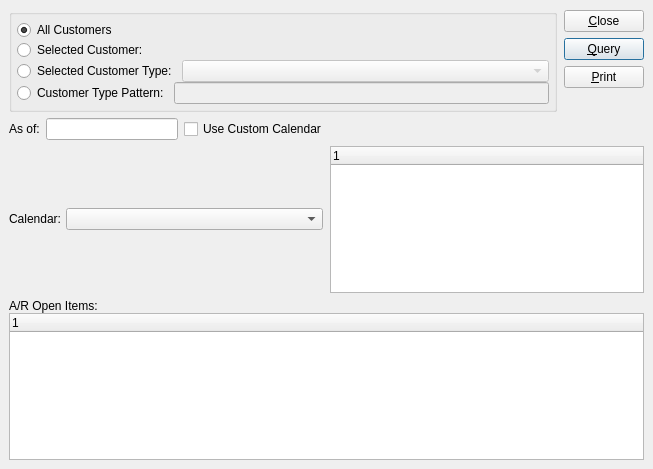
Above: xtuple/trunk/guiclient/dspTimePhasedOpenARItems.ui from WooodHead/xtuple before the change. Below: the same form after it.
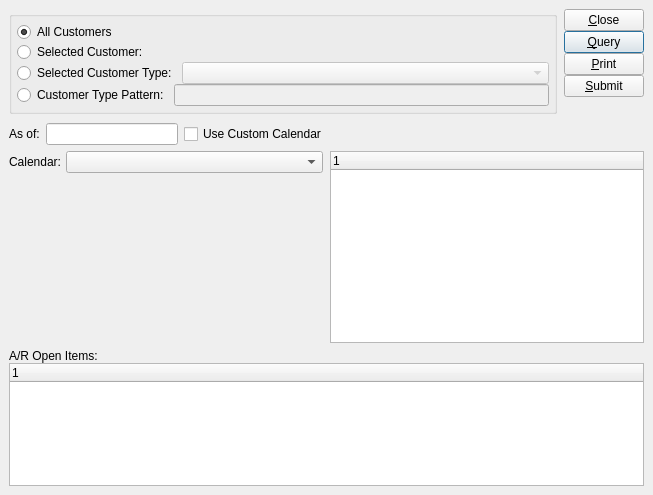
That is the form after the change. Custom widgets are drawn as their Qt base class.

Diff of the .ui file:
```diff
--- a/xtuple/trunk/guiclient/dspTimePhasedOpenARItems.ui
+++ b/xtuple/trunk/guiclient/dspTimePhasedOpenARItems.ui
@@ -6,74 +6,21 @@
     <x>0</x>
     <y>0</y>
     <width>653</width>
-    <height>469</height>
+    <height>495</height>
    </rect>
   </property>
   <property name="windowTitle" >
    <string>A/R Aging</string>
   </property>
   <widget class="QWidget" name="widget" >
-   <layout class="QGridLayout" >
+   <layout class="QVBoxLayout" >
     <property name="margin" >
      <number>9</number>
     </property>
     <property name="spacing" >
      <number>6</number>
     </property>
-    <item row="1" column="0" >
-     <layout class="QHBoxLayout" >
-      <property name="margin" >
-       <number>0</number>
-      </property>
-      <property name="spacing" >
-       <number>6</number>
-      </property>
       <item>
-       <layout class="QHBoxLayout" >
-        <property name="margin" >
-         <number>0</number>
-        </property>
-        <property name="spacing" >
-         <number>6</number>
-        </property>
-        <item>
-         <widget class="QLabel" name="_asOfLit" >
-          <property name="text" >
-           <string>As of:</string>
-          </property>
-          <property name="buddy" >
-           <cstring>_asOf</cstring>
-          </property>
-         </widget>
-        </item>
-        <item>
-         <widget class="DLineEdit" name="_asOf" />
-        </item>
-        <item>
-         <widget class="QCheckBox" name="_custom" >
-          <property name="text" >
-           <string>Use Custom Calendar</string>
-          </property>
-         </widget>
-        </item>
-       </layout>
-      </item>
-      <item>
-       <spacer>
-        <property name="orientation" >
-         <enum>Qt::Horizontal</enum>
-        </property>
-        <property name="sizeHint" >
-         <size>
-          <width>40</width>
-          <height>20</height>
-         </size>
-        </property>
-       </spacer>
-      </item>
-     </layout>
-    </item>
-    <item row="0" column="0" >
      <layout class="QHBoxLayout" >
       <property name="margin" >
        <number>0</number>
@@ -226,7 +173,7 @@
          <number>0</number>
         </property>
         <property name="spacing" >
-         <number>5</number>
+         <number>0</number>
         </property>
         <item>
          <widget class="QPushButton" name="_close" >
@@ -261,13 +208,20 @@
           </property>
          </widget>
         </item>
+        <item>
+         <widget class="QPushButton" name="_submit" >
+          <property name="text" >
+           <string>&amp;Submit</string>
+          </property>
+         </widget>
+        </item>
         <item>
          <spacer>
           <property name="orientation" >
            <enum>Qt::Vertical</enum>
           </property>
           <property name="sizeType" >
-           <enum>QSizePolicy::Preferred</enum>
+           <enum>QSizePolicy::Expanding</enum>
           </property>
           <property name="sizeHint" >
            <size>
@@ -281,7 +235,60 @@
       </item>
      </layout>
     </item>
-    <item row="2" column="0" >
+    <item>
+     <layout class="QHBoxLayout" >
+      <property name="margin" >
+       <number>0</number>
+      </property>
+      <property name="spacing" >
+       <number>6</number>
+      </property>
+      <item>
+       <layout class="QHBoxLayout" >
+        <property name="margin" >
+         <number>0</number>
+        </property>
+        <property name="spacing" >
+         <number>6</number>
+        </property>
+        <item>
+         <widget class="QLabel" name="_asOfLit" >
+          <property name="text" >
+           <string>As of:</string>
+          </property>
+          <property name="buddy" >
+           <cstring>_asOf</cstring>
+          </property>
+         </widget>
+        </item>
+        <item>
+         <widget class="DLineEdit" name="_asOf" />
+        </item>
+        <item>
+         <widget class="QCheckBox" name="_custom" >
+          <property name="text" >
+           <string>Use Custom Calendar</string>
+          </property>
+         </widget>
+        </item>
+       </layout>
+      </item>
+      <item>
+       <spacer>
+        <property name="orientation" >
+         <enum>Qt::Horizontal</enum>
+        </property>
+        <property name="sizeHint" >
+         <size>
+          <width>40</width>
+          <height>20</height>
+         </size>
+        </property>
+       </spacer>
+      </item>
+     </layout>
+    </item>
+    <item>
      <layout class="QHBoxLayout" >
       <property name="margin" >
        <number>0</number>
@@ -325,6 +332,11 @@
               <verstretch>0</verstretch>
              </sizepolicy>
             </property>
+            <item>
+             <property name="text" >
+              <string/>
+             </property>
+            </item>
            </widget>
           </item>
          </layout>
@@ -335,7 +347,7 @@
            <enum>Qt::Vertical</enum>
           </property>
           <property name="sizeType" >
-           <enum>QSizePolicy::Preferred</enum>
+           <enum>QSizePolicy::Expanding</enum>
           </property>
           <property name="sizeHint" >
            <size>
@@ -367,15 +379,22 @@
       </item>
      </layout>
     </item>
-    <item row="3" column="0" >
-     <layout class="QVBoxLayout" >
-      <property name="margin" >
-       <number>0</number>
-      </property>
-      <property name="spacing" >
-       <number>5</number>
-      </property>
       <item>
+     <widget class="QFrame" name="frame" >
+      <property name="sizePolicy" >
+       <sizepolicy>
+        <hsizetype>5</hsizetype>
+        <vsizetype>7</vsizetype>
+        <horstretch>0</horstretch>
+        <verstretch>1</verstretch>
+       </sizepolicy>
+      </property>
+      <property name="frameShape" >
+       <enum>QFrame::NoFrame</enum>
+      </property>
+      <property name="frameShadow" >
+       <enum>QFrame::Plain</enum>
+      </property>
        <layout class="QVBoxLayout" >
         <property name="margin" >
          <number>0</number>
@@ -409,8 +428,7 @@
          </widget>
         </item>
        </layout>
-      </item>
-     </layout>
+     </widget>
     </item>
    </layout>
   </widget>
@@ -418,30 +436,30 @@
  <layoutdefault spacing="5" margin="5" />
  <pixmapfunction>qPixmapFromMimeSource</pixmapfunction>
  <customwidgets>
+  <customwidget>
+   <class>DLineEdit</class>
+   <extends>XLineEdit</extends>
+   <header>datecluster.h</header>
+  </customwidget>
   <customwidget>
    <class>XLineEdit</class>
    <extends>QLineEdit</extends>
    <header>xlineedit.h</header>
   </customwidget>
+  <customwidget>
+   <class>CustInfo</class>
+   <extends>QWidget</extends>
+   <header>custcluster.h</header>
+  </customwidget>
   <customwidget>
    <class>CalendarComboBox</class>
    <extends>XComboBox</extends>
    <header>calendarTools.h</header>
   </customwidget>
   <customwidget>
-   <class>XTreeWidget</class>
-   <extends>QTreeWidget</extends>
-   <header>xtreewidget.h</header>
-  </customwidget>
-  <customwidget>
-   <class>QTreeWidget</class>
-   <extends>Q3Frame</extends>
-   <header>q3listview.h</header>
-  </customwidget>
-  <customwidget>
-   <class>DLineEdit</class>
-   <extends>XLineEdit</extends>
-   <header>datecluster.h</header>
+   <class>PeriodsListView</class>
+   <extends>XTreeWidget</extends>
+   <header>calendarTools.h</header>
   </customwidget>
   <customwidget>
    <class>XComboBox</class>
@@ -449,14 +467,9 @@
    <header>xcombobox.h</header>
   </customwidget>
   <customwidget>
-   <class>PeriodsListView</class>
-   <extends>XTreeWidget</extends>
-   <header>calendarTools.h</header>
-  </customwidget>
-  <customwidget>
-   <class>CustInfo</class>
-   <extends>QWidget</extends>
-   <header>custcluster.h</header>
+   <class>XTreeWidget</class>
+   <extends>QTreeWidget</extends>
+   <header>xtreewidget.h</header>
   </customwidget>
  </customwidgets>
  <tabstops>
```
Left out of the diff: 7 changed lines with no effect on the pictures. Lines whose indentation alone changed are shown as unchanged.
